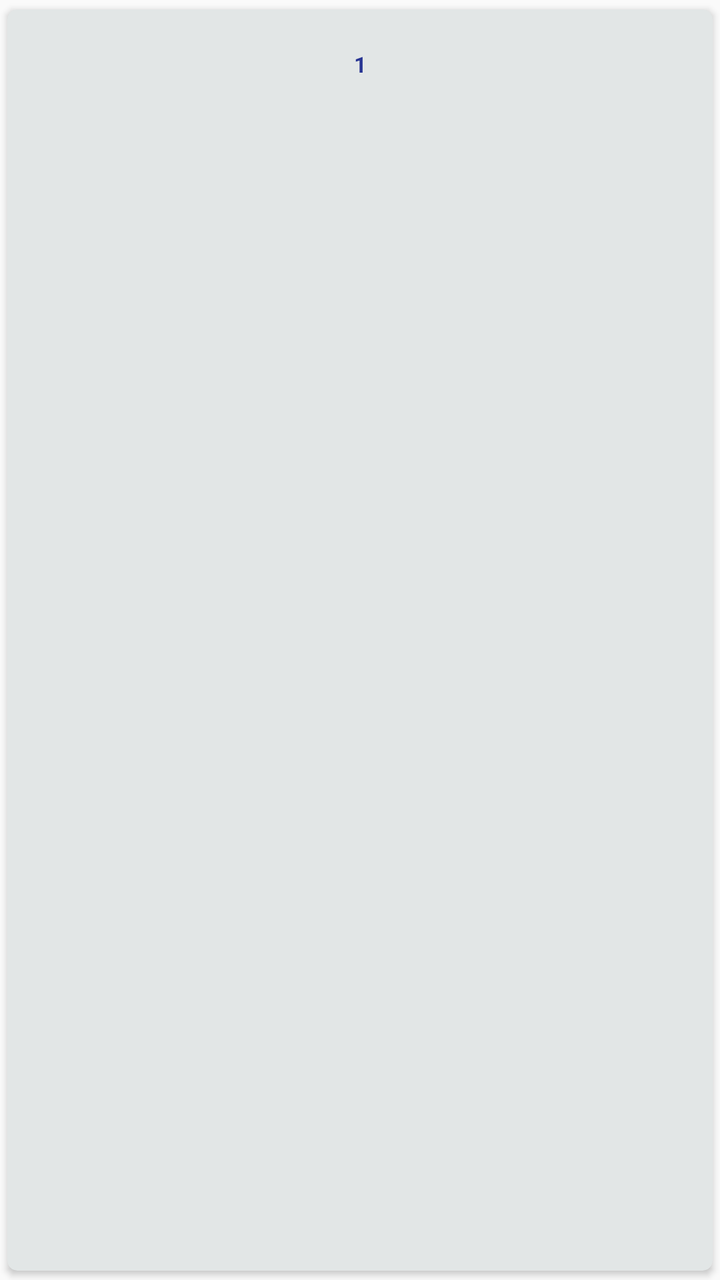
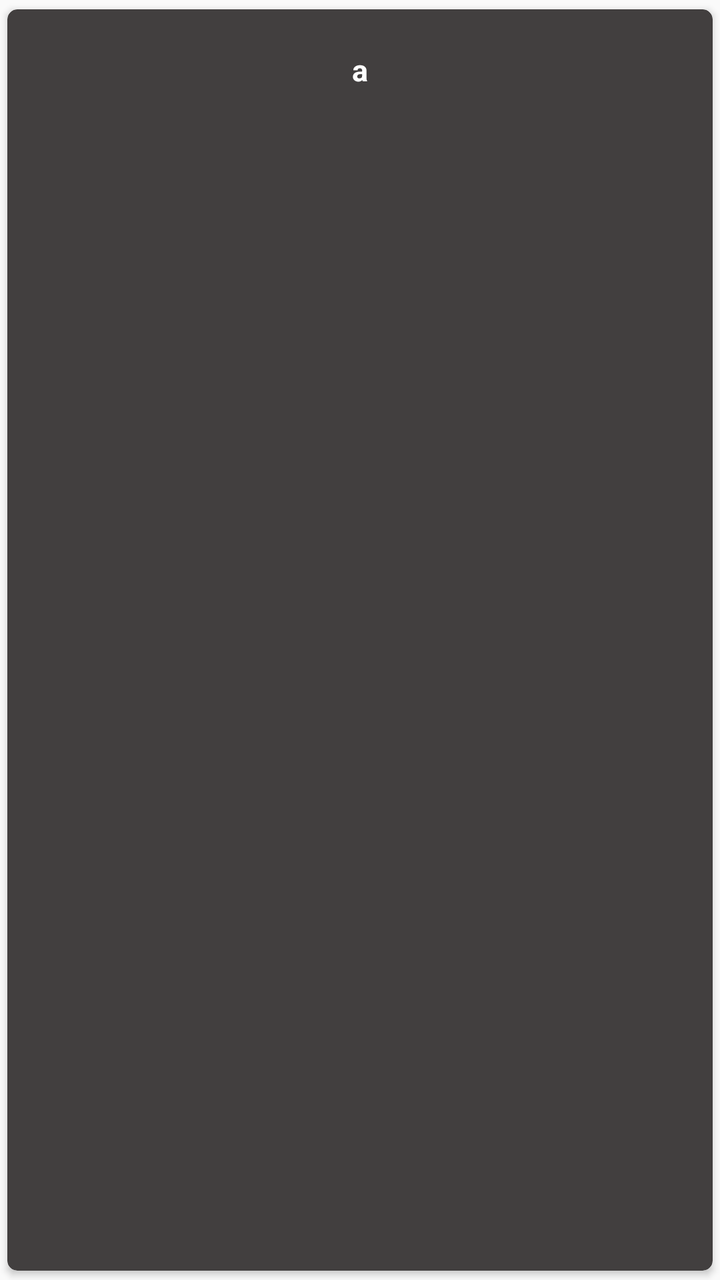

An Android layout rendered at two revisions. The XML below is the earlier revision; the diff shows what the commit changed to produce the second picture.
<!-- AndroidManifest.xml: application theme AppTheme -->
<!-- res/layout/custom_pagination.xml -->
<?xml version="1.0" encoding="utf-8"?>
<LinearLayout
    android:layout_width="match_parent"
    android:layout_height="wrap_content"
    android:orientation="horizontal"
    xmlns:android="http://schemas.android.com/apk/res/android"
    xmlns:app="http://schemas.android.com/apk/res-auto">

    <androidx.cardview.widget.CardView
        app:cardBackgroundColor="#E2E6E6"
        android:layout_width="match_parent"
        android:layout_height="match_parent"
        app:cardCornerRadius="5dp"
        app:cardPreventCornerOverlap="true"
        app:cardUseCompatPadding="true">

        <TextView
            android:id="@+id/pageText"
            android:layout_width="match_parent"
            android:layout_height="match_parent"
            android:layout_gravity="center"
            android:textAlignment="center"
            android:textSize="11sp"
            android:layout_margin="20dp"
            android:text="@string/string_pagination"
            android:textColor="#283593"
            android:textStyle="bold" />

    </androidx.cardview.widget.CardView>

</LinearLayout>
<!-- resources referenced by this layout -->
<resources>
  <string name="string_pagination">1</string>
  <style name="AppTheme" parent="Theme.AppCompat.Light.DarkActionBar">
          <item name="colorPrimary">#162687</item>
          <item name="colorPrimaryDark">#734E16</item>
      </style>
</resources>

<!-- the commit's change to res/layout/custom_pagination.xml (unified diff, before → after) -->
@@ -1,18 +1,13 @@
 <?xml version="1.0" encoding="utf-8"?>
-<LinearLayout
-    android:layout_width="match_parent"
+<androidx.cardview.widget.CardView
+    app:cardBackgroundColor="#423F3F"
+    android:layout_width="wrap_content"
     android:layout_height="wrap_content"
-    android:orientation="horizontal"
+    app:cardCornerRadius="5dp"
+    app:cardPreventCornerOverlap="true"
+    app:cardUseCompatPadding="true"
     xmlns:android="http://schemas.android.com/apk/res/android"
     xmlns:app="http://schemas.android.com/apk/res-auto">
-
-    <androidx.cardview.widget.CardView
-        app:cardBackgroundColor="#E2E6E6"
-        android:layout_width="match_parent"
-        android:layout_height="match_parent"
-        app:cardCornerRadius="5dp"
-        app:cardPreventCornerOverlap="true"
-        app:cardUseCompatPadding="true">
 
         <TextView
             android:id="@+id/pageText"
@@ -20,12 +15,10 @@
             android:layout_height="match_parent"
             android:layout_gravity="center"
             android:textAlignment="center"
-            android:textSize="11sp"
+            android:textSize="15sp"
             android:layout_margin="20dp"
             android:text="@string/string_pagination"
-            android:textColor="#283593"
+            android:textColor="#FFFFFF"
             android:textStyle="bold" />
 
     </androidx.cardview.widget.CardView>
-
-</LinearLayout>
<!-- resource entries referenced after the edit -->
@@ -1,6 +1,6 @@
 <!-- resources referenced by this layout -->
 <resources>
-  <string name="string_pagination">1</string>
+  <string name="string_pagination">a</string>
   <style name="AppTheme" parent="Theme.AppCompat.Light.DarkActionBar">
           <item name="colorPrimary">#162687</item>
           <item name="colorPrimaryDark">#734E16</item>
